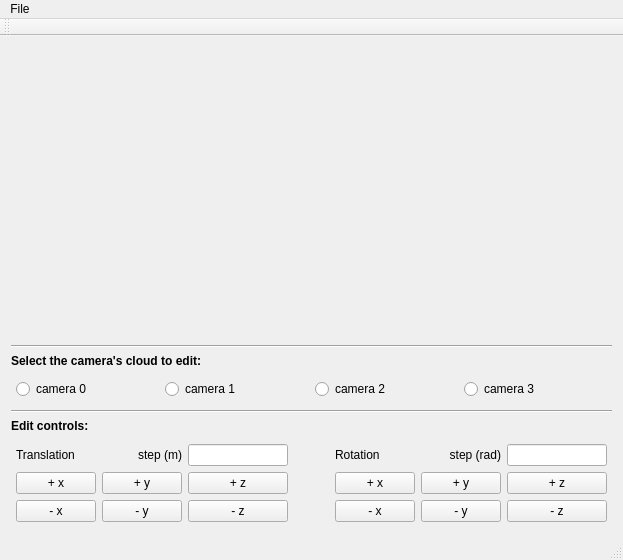
The window that ui/pclwindow.ui (mpp/RGBD_OVE) describes before a commit, drawn with Qt 5.
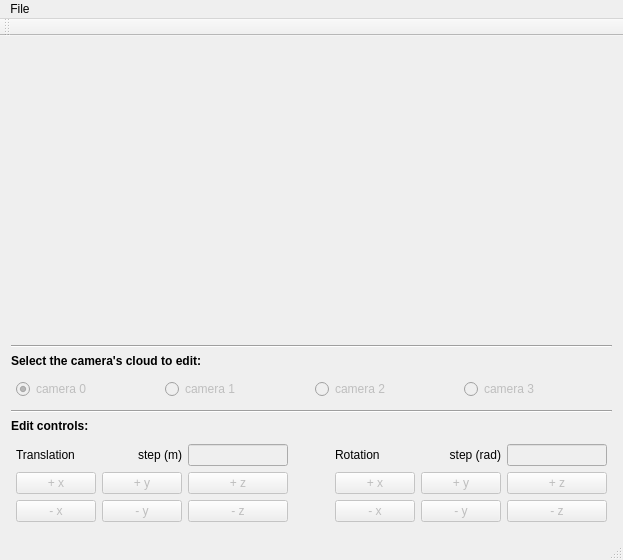
The same window after the commit. Custom widgets are drawn as their Qt base class.

The edit to the form file:
```diff
--- a/ui/pclwindow.ui
+++ b/ui/pclwindow.ui
@@ -37,28 +37,46 @@
        <number>5</number>
       </property>
       <item>
-       <widget class="QRadioButton" name="cloud2Radio">
+       <widget class="QRadioButton" name="cloud0Radio">
+        <property name="enabled">
+         <bool>false</bool>
+        </property>
         <property name="text">
          <string>camera 0</string>
         </property>
-       </widget>
-      </item>
-      <item>
-       <widget class="QRadioButton" name="cloud3Radio">
-        <property name="text">
-         <string>camera 1</string>
+        <property name="checked">
+         <bool>true</bool>
         </property>
        </widget>
       </item>
       <item>
        <widget class="QRadioButton" name="cloud1Radio">
+        <property name="enabled">
+         <bool>false</bool>
+        </property>
+        <property name="text">
+         <string>camera 1</string>
+        </property>
+       </widget>
+      </item>
+      <item>
+       <widget class="QRadioButton" name="cloud2Radio">
+        <property name="enabled">
+         <bool>false</bool>
+        </property>
         <property name="text">
          <string>camera 2</string>
         </property>
+        <property name="checked">
+         <bool>false</bool>
+        </property>
        </widget>
       </item>
       <item>
-       <widget class="QRadioButton" name="cloud0Radio">
+       <widget class="QRadioButton" name="cloud3Radio">
+        <property name="enabled">
+         <bool>false</bool>
+        </property>
         <property name="text">
          <string>camera 3</string>
         </property>
@@ -114,6 +132,9 @@
       </property>
       <item row="1" column="5">
        <widget class="QPushButton" name="yRIncButton">
+        <property name="enabled">
+         <bool>false</bool>
+        </property>
         <property name="text">
          <string>+ y</string>
         </property>
@@ -121,6 +142,9 @@
       </item>
       <item row="1" column="4">
        <widget class="QPushButton" name="xRIncButton">
+        <property name="enabled">
+         <bool>false</bool>
+        </property>
         <property name="text">
          <string>+ x</string>
         </property>
@@ -128,6 +152,9 @@
       </item>
       <item row="1" column="1">
        <widget class="QPushButton" name="yTIncButton">
+        <property name="enabled">
+         <bool>false</bool>
+        </property>
         <property name="text">
          <string>+ y</string>
         </property>
@@ -135,6 +162,9 @@
       </item>
       <item row="1" column="2">
        <widget class="QPushButton" name="zTIncButton">
+        <property name="enabled">
+         <bool>false</bool>
+        </property>
         <property name="text">
          <string>+ z</string>
         </property>
@@ -142,6 +172,9 @@
       </item>
       <item row="2" column="2">
        <widget class="QPushButton" name="zTDecButton">
+        <property name="enabled">
+         <bool>false</bool>
+        </property>
         <property name="text">
          <string>- z</string>
         </property>
@@ -149,6 +182,9 @@
       </item>
       <item row="2" column="4">
        <widget class="QPushButton" name="xRDecButton">
+        <property name="enabled">
+         <bool>false</bool>
+        </property>
         <property name="text">
          <string>- x</string>
         </property>
@@ -166,6 +202,9 @@
       </item>
       <item row="2" column="6">
        <widget class="QPushButton" name="zRDecButton">
+        <property name="enabled">
+         <bool>false</bool>
+        </property>
         <property name="text">
          <string>- z</string>
         </property>
@@ -173,6 +212,9 @@
       </item>
       <item row="0" column="6">
        <widget class="QLineEdit" name="rotationStepInput">
+        <property name="enabled">
+         <bool>false</bool>
+        </property>
         <property name="maximumSize">
          <size>
           <width>100</width>
@@ -183,6 +225,9 @@
       </item>
       <item row="0" column="2">
        <widget class="QLineEdit" name="translationStepInput">
+        <property name="enabled">
+         <bool>false</bool>
+        </property>
         <property name="maximumSize">
          <size>
           <width>100</width>
@@ -193,6 +238,9 @@
       </item>
       <item row="2" column="1">
        <widget class="QPushButton" name="yTDecButton">
+        <property name="enabled">
+         <bool>false</bool>
+        </property>
         <property name="text">
          <string>- y</string>
         </property>
@@ -240,6 +288,9 @@
       </item>
       <item row="1" column="0">
        <widget class="QPushButton" name="xTIncButton">
+        <property name="enabled">
+         <bool>false</bool>
+        </property>
         <property name="text">
          <string>+ x</string>
         </property>
@@ -247,6 +298,9 @@
       </item>
       <item row="1" column="6">
        <widget class="QPushButton" name="zRIncButton">
+        <property name="enabled">
+         <bool>false</bool>
+        </property>
         <property name="text">
          <string>+ z</string>
         </property>
@@ -254,6 +308,9 @@
       </item>
       <item row="2" column="5">
        <widget class="QPushButton" name="yRDecButton">
+        <property name="enabled">
+         <bool>false</bool>
+        </property>
         <property name="text">
          <string>- y</string>
         </property>
@@ -261,6 +318,9 @@
       </item>
       <item row="2" column="0">
        <widget class="QPushButton" name="xTDecButton">
+        <property name="enabled">
+         <bool>false</bool>
+        </property>
         <property name="text">
          <string>- x</string>
         </property>
@@ -305,6 +365,8 @@
     </property>
     <addaction name="openFile0Action"/>
     <addaction name="openFile1Action"/>
+    <addaction name="openFile2Action"/>
+    <addaction name="openFile3Action"/>
     <addaction name="separator"/>
     <addaction name="exitAction"/>
    </widget>
@@ -334,6 +396,16 @@
     <string>Open cam-1 file</string>
    </property>
   </action>
+  <action name="openFile2Action">
+   <property name="text">
+    <string>Open cam-2 file</string>
+   </property>
+  </action>
+  <action name="openFile3Action">
+   <property name="text">
+    <string>Open cam-3 file</string>
+   </property>
+  </action>
  </widget>
  <layoutdefault spacing="6" margin="11"/>
  <customwidgets>
```
